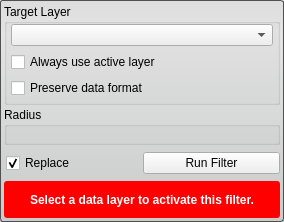
Above: src/Interface/ToolInterface/MedianFilterInterface.ui from jessdtate/Seg3D before the change. Below: the same form after it.
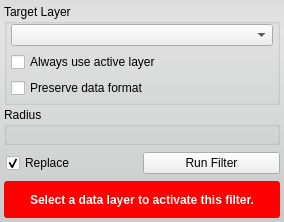
That is the form after the change. Custom widgets are drawn as their Qt base class.

What changed in the file:
```diff
--- a/src/Interface/ToolInterface/MedianFilterInterface.ui
+++ b/src/Interface/ToolInterface/MedianFilterInterface.ui
@@ -34,7 +34,6 @@
   <property name="styleSheet">
    <string notr="true">QWidget#MedianFilterInterface{
 	border-radius: 3px;
-	border: 1px solid rgb(80, 80,80);
 	background-color: qlineargradient(spread:pad, x1:0.5, y1:0, x2:0.5, y2:0.960227, stop:0 rgba(221, 221, 221, 255), stop:0.155779 rgba(228, 228, 228, 255), stop:1 rgba(202, 204, 204, 255));      
 }</string>
   </property>
```
